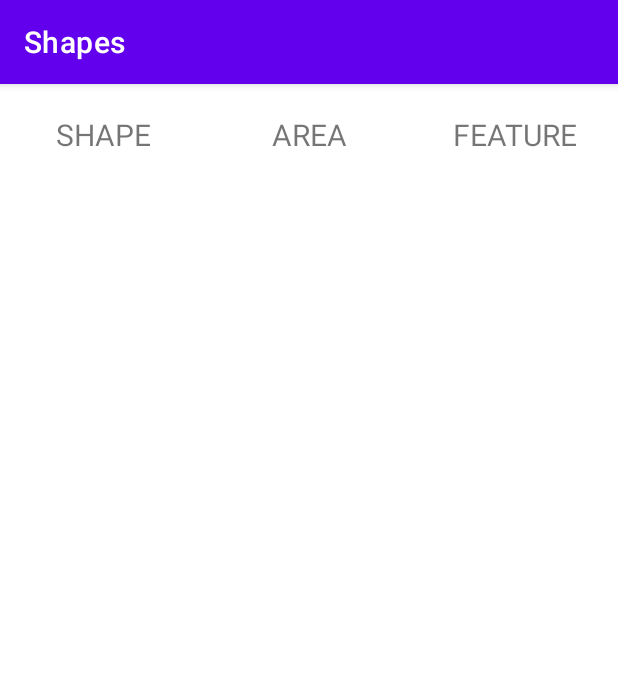
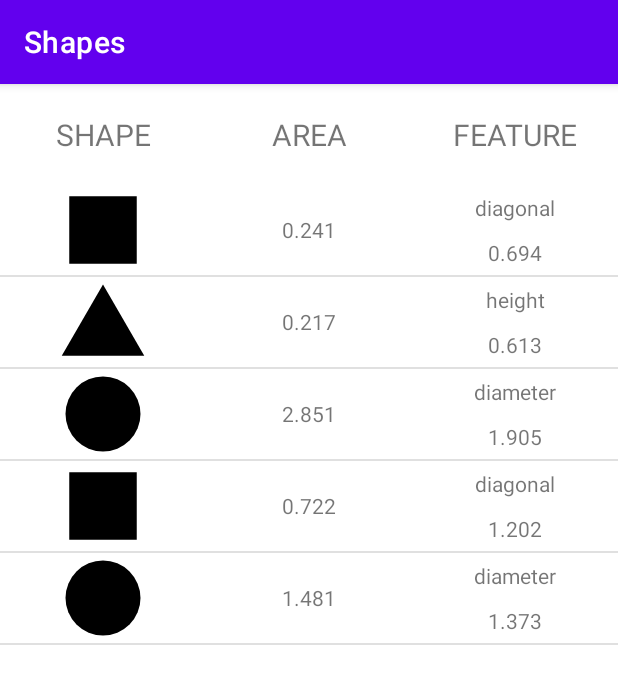
Before and after one commit to Martyn8/Shapes, an Android app: the screen it shows after launch (MainActivity), on a phone screen of 412 x 824 dp. Shown: the top 684 px of the screen. Run offline under Robolectric (Android 15) with nearby library versions, the phone set to English and light mode, and no system bars.

Commit message:
is it done?

```diff
--- a/Shapes/app/src/main/java/com/example/shapes/Adapter.kt
+++ b/Shapes/app/src/main/java/com/example/shapes/Adapter.kt
@@ -46,14 +46,20 @@ class Adapter(private val context: Context,
 // Get detail element
         val detailTextView = rowView.findViewById(R.id.rowDetail) as TextView
 
+        val detailTextView2 = rowView.findViewById(R.id.rowDetail2) as TextView
+
 
         // 1
         val figure = getItem(position) as Figure
 
 // 2
 
-        areaTextView.text = figure.figureArea.toString()
+        areaTextView.text = "%.3f".format(figure.figureArea)
+
         detailTextView.text = figure.characteristic
+        detailTextView2.text = "%.3f".format(figure.calculateCharacteristic())
+
+        //"%.3f".format(listOfFigures[i].calculateCharacteristic())
 
 // 3
         /*Picasso.with(context).load(recipe.imageUrl).placeholder(R.mipmap.ic_launcher).into(thumbnailImageView)
--- a/Shapes/app/src/main/java/com/example/shapes/MainActivity.kt
+++ b/Shapes/app/src/main/java/com/example/shapes/MainActivity.kt
@@ -1,12 +1,9 @@
 package com.example.shapes
 
 import android.os.Bundle
-import android.widget.ArrayAdapter
 import android.widget.ListView
 import androidx.appcompat.app.AppCompatActivity
 import kotlin.random.Random
-
-
 
 
 class MainActivity : AppCompatActivity() {
@@ -76,7 +73,7 @@ class MainActivity : AppCompatActivity() {
             )
         }
 
-        return listOfFigures
+        return listOfFigures as ArrayList<Figure>
     }
 
 
--- a/Shapes/app/src/main/res/layout/activity_main.xml
+++ b/Shapes/app/src/main/res/layout/activity_main.xml
@@ -48,8 +48,8 @@
 
     <ListView
         android:id="@+id/listView"
-        android:layout_width="wrap_content"
-        android:layout_height="wrap_content"
+        android:layout_width="0dp"
+        android:layout_height="0dp"
         android:layout_weight="1"
         app:layout_constraintBottom_toBottomOf="parent"
         app:layout_constraintEnd_toEndOf="parent"
--- a/Shapes/app/src/main/res/layout/row.xml
+++ b/Shapes/app/src/main/res/layout/row.xml
@@ -1,30 +1,54 @@
 <?xml version="1.0" encoding="utf-8"?>
 <TableRow xmlns:android="http://schemas.android.com/apk/res/android"
     xmlns:app="http://schemas.android.com/apk/res-auto"
-    xmlns:tools="http://schemas.android.com/tools"
     android:layout_width="match_parent"
     android:layout_height="match_parent">
-
 
     <ImageView
         android:id="@+id/rowImage"
         android:layout_width="match_parent"
-        android:layout_height="wrap_content"
+        android:layout_height="match_parent"
         android:layout_weight="1"
         app:srcCompat="@android:drawable/btn_star" />
 
     <TextView
         android:id="@+id/rowArea"
         android:layout_width="match_parent"
-        android:layout_height="wrap_content"
+        android:layout_height="match_parent"
+        android:layout_gravity="center"
         android:layout_weight="1"
-        android:text="TextView" />
+        android:gravity="center"
+        android:padding="15dp"
+        android:text="1.21321312"
+        android:textAlignment="center" />
 
-    <TextView
-        android:id="@+id/rowDetail"
+    <LinearLayout
         android:layout_width="match_parent"
-        android:layout_height="wrap_content"
+        android:layout_height="match_parent"
         android:layout_weight="1"
-        android:text="TextView" />
+        android:orientation="vertical">
+
+        <TextView
+            android:id="@+id/rowDetail"
+            android:layout_width="match_parent"
+            android:layout_height="match_parent"
+            android:layout_gravity="center"
+            android:layout_weight="1"
+            android:gravity="center"
+            android:padding="5dp"
+            android:text="TextView"
+            android:textAlignment="center" />
+
+        <TextView
+            android:id="@+id/rowDetail2"
+            android:layout_width="match_parent"
+            android:layout_height="match_parent"
+            android:layout_gravity="center"
+            android:layout_weight="1"
+            android:gravity="center"
+            android:padding="5dp"
+            android:text="TextView"
+            android:textAlignment="center" />
+    </LinearLayout>
 
 </TableRow>
```
Also changed, not shown: Shapes/app/src/main/res/drawable/checkbox-blank-circle (1).png (deleted), Shapes/app/src/main/res/drawable/square (1).png (deleted), Shapes/app/src/main/res/drawable/triangle.png (deleted).
